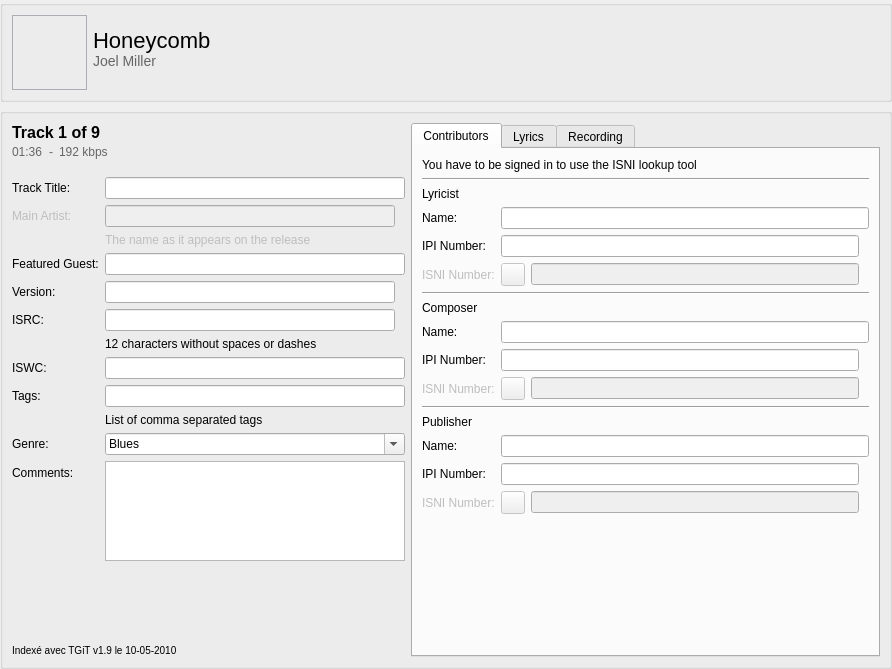
Above: resources/ui/track_page.ui from Iconoclasteinc/tgit before the change. Below: the same form after it.
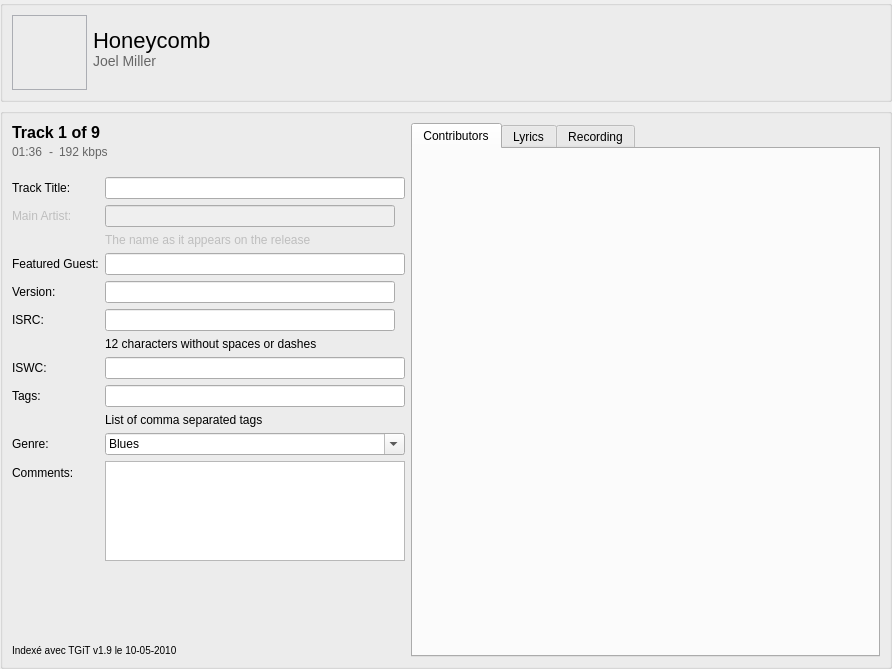
That is the form after the change. Icons and pictures are not drawn. Custom widgets are drawn as their Qt base class.

Commit message: Preliminary support for multiple lyricists.

Patch:
```diff
--- a/resources/ui/track_page.ui
+++ b/resources/ui/track_page.ui
@@ -669,511 +669,7 @@
          <attribute name="title">
           <string>Contributors</string>
          </attribute>
-         <layout class="QFormLayout" name="formLayout_5">
-          <item row="0" column="0" colspan="2">
-           <widget class="QLabel" name="label">
-            <property name="styleSheet">
-             <string notr="true">QLabel[style=QWindowsVistaStyle] {
-    font-size: 7pt;
-}
-
-QLabel[style=QMacStyle] {
-    font-size: 11pt;
-}
-</string>
-            </property>
-            <property name="text">
-             <string>&lt;html&gt;&lt;head/&gt;&lt;body&gt;&lt;p&gt;You have to be signed in to use the ISNI lookup tool &lt;img src=&quot;:/tooltips/search&quot;/&gt;&lt;/p&gt;&lt;/body&gt;&lt;/html&gt;</string>
-            </property>
-           </widget>
-          </item>
-          <item row="1" column="0" colspan="2">
-           <widget class="Line" name="line">
-            <property name="orientation">
-             <enum>Qt::Horizontal</enum>
-            </property>
-           </widget>
-          </item>
-          <item row="2" column="0" colspan="2">
-           <widget class="QLabel" name="_lyricist_header">
-            <property name="text">
-             <string>Lyricist</string>
-            </property>
-           </widget>
-          </item>
-          <item row="3" column="0">
-           <widget class="QLabel" name="_lyricist_caption">
-            <property name="text">
-             <string>Name:</string>
-            </property>
-            <property name="buddy">
-             <cstring>_lyricist</cstring>
-            </property>
-           </widget>
-          </item>
-          <item row="3" column="1">
-           <widget class="QLineEdit" name="_lyricist">
-            <property name="minimumSize">
-             <size>
-              <width>250</width>
-              <height>0</height>
-             </size>
-            </property>
-           </widget>
-          </item>
-          <item row="4" column="0">
-           <widget class="QLabel" name="_lyricist_ipi_caption">
-            <property name="text">
-             <string>IPI Number:</string>
-            </property>
-            <property name="buddy">
-             <cstring>_lyricist_ipi</cstring>
-            </property>
-           </widget>
-          </item>
-          <item row="4" column="1">
-           <layout class="QHBoxLayout" name="_lyricist_ipi_edit_pane">
-            <property name="spacing">
-             <number>3</number>
-            </property>
-            <item>
-             <widget class="QLineEdit" name="_lyricist_ipi">
-              <property name="minimumSize">
-               <size>
-                <width>150</width>
-                <height>0</height>
-               </size>
-              </property>
-             </widget>
-            </item>
-            <item>
-             <widget class="HelpLabel" name="_lyricist_ipi_help">
-              <property name="maximumSize">
-               <size>
-                <width>20</width>
-                <height>20</height>
-               </size>
-              </property>
-              <property name="toolTip">
-               <string>&lt;html&gt;&lt;head/&gt;&lt;body&gt;&lt;p&gt;The Interested Parties Information Code is used to identify music creators and publishers. You should retrieve this important number on your performing rights organization web portal of by searching a previously registered composition of yours on the http://iswcnet.cisac.org/ portal.&lt;/p&gt;&lt;/body&gt;&lt;/html&gt;</string>
-              </property>
-              <property name="pixmap">
-               <pixmap resource="../resources.qrc">:/icons/help</pixmap>
-              </property>
-              <property name="scaledContents">
-               <bool>true</bool>
-              </property>
-             </widget>
-            </item>
-           </layout>
-          </item>
-          <item row="5" column="0">
-           <widget class="QLabel" name="_lyricist_isni_caption">
-            <property name="enabled">
-             <bool>false</bool>
-            </property>
-            <property name="text">
-             <string>ISNI Number:</string>
-            </property>
-            <property name="buddy">
-             <cstring>_lyricist_isni</cstring>
-            </property>
-           </widget>
-          </item>
-          <item row="5" column="1">
-           <layout class="QHBoxLayout" name="_lyricist_input_container">
-            <item>
-             <widget class="QToolButton" name="_lyricist_isni_actions_button">
-              <property name="enabled">
-               <bool>false</bool>
-              </property>
-              <property name="focusPolicy">
-               <enum>Qt::StrongFocus</enum>
-              </property>
-              <property name="toolTip">
-               <string>Look the lyricist's ISNI number up in the global ISNI database</string>
-              </property>
-              <property name="styleSheet">
-               <string notr="true">QToolTip[style=QMacStyle] {
-    padding: 2px;
-    background-color: palette(midlight);
-}</string>
-              </property>
-              <property name="icon">
-               <iconset resource="../resources.qrc">
-                <normaloff>:/icons/search</normaloff>:/icons/search</iconset>
-              </property>
-             </widget>
-            </item>
-            <item>
-             <layout class="QHBoxLayout" name="_lyricist_isni_edit_pane">
-              <property name="spacing">
-               <number>3</number>
-              </property>
-              <item>
-               <widget class="QLineEdit" name="_lyricist_isni">
-                <property name="enabled">
-                 <bool>false</bool>
-                </property>
-                <property name="minimumSize">
-                 <size>
-                  <width>150</width>
-                  <height>0</height>
-                 </size>
-                </property>
-               </widget>
-              </item>
-              <item>
-               <widget class="HelpLabel" name="_lyricist_isni_help">
-                <property name="enabled">
-                 <bool>false</bool>
-                </property>
-                <property name="maximumSize">
-                 <size>
-                  <width>20</width>
-                  <height>20</height>
-                 </size>
-                </property>
-                <property name="toolTip">
-                 <string>&lt;html&gt;&lt;head/&gt;&lt;body&gt;&lt;p&gt;The ISNI is a global name identifier for contributors to creative work. It is provided by the International ISNI Agency.&lt;/p&gt;&lt;p&gt;Use the &lt;img src=&quot;:/tooltips/search&quot;/&gt;button to look the lyricist's ISNI number up in the global ISNI database.&lt;/p&gt;&lt;/body&gt;&lt;/html&gt;</string>
-                </property>
-                <property name="pixmap">
-                 <pixmap resource="../resources.qrc">:/icons/help</pixmap>
-                </property>
-                <property name="scaledContents">
-                 <bool>true</bool>
-                </property>
-               </widget>
-              </item>
-             </layout>
-            </item>
-           </layout>
-          </item>
-          <item row="6" column="0" colspan="2">
-           <widget class="Line" name="line_2">
-            <property name="orientation">
-             <enum>Qt::Horizontal</enum>
-            </property>
-           </widget>
-          </item>
-          <item row="7" column="0">
-           <widget class="QLabel" name="_composer_name">
-            <property name="text">
-             <string>Composer</string>
-            </property>
-           </widget>
-          </item>
-          <item row="8" column="0">
-           <widget class="QLabel" name="_composer_caption">
-            <property name="text">
-             <string>Name:</string>
-            </property>
-            <property name="buddy">
-             <cstring>_composer</cstring>
-            </property>
-           </widget>
-          </item>
-          <item row="9" column="0">
-           <widget class="QLabel" name="_composer_ipi_caption">
-            <property name="text">
-             <string>IPI Number:</string>
-            </property>
-            <property name="buddy">
-             <cstring>_composer_ipi</cstring>
-            </property>
-           </widget>
-          </item>
-          <item row="10" column="0">
-           <widget class="QLabel" name="_composer_isni_caption">
-            <property name="enabled">
-             <bool>false</bool>
-            </property>
-            <property name="text">
-             <string>ISNI Number:</string>
-            </property>
-            <property name="buddy">
-             <cstring>_composer_isni</cstring>
-            </property>
-           </widget>
-          </item>
-          <item row="8" column="1">
-           <widget class="QLineEdit" name="_composer">
-            <property name="minimumSize">
-             <size>
-              <width>250</width>
-              <height>0</height>
-             </size>
-            </property>
-           </widget>
-          </item>
-          <item row="9" column="1">
-           <layout class="QHBoxLayout" name="_composer_ipi_edit_pane">
-            <property name="spacing">
-             <number>3</number>
-            </property>
-            <item>
-             <widget class="QLineEdit" name="_composer_ipi">
-              <property name="minimumSize">
-               <size>
-                <width>150</width>
-                <height>0</height>
-               </size>
-              </property>
-             </widget>
-            </item>
-            <item>
-             <widget class="HelpLabel" name="_composer_ipi_help">
-              <property name="maximumSize">
-               <size>
-                <width>20</width>
-                <height>20</height>
-               </size>
-              </property>
-              <property name="toolTip">
-               <string>&lt;html&gt;&lt;head/&gt;&lt;body&gt;&lt;p&gt;The Interested Parties Information Code is used to identify music creators and publishers. You should retrieve this important number on your performing rights organization web portal of by searching a previously registered composition of yours on the http://iswcnet.cisac.org/ portal.&lt;/p&gt;&lt;/body&gt;&lt;/html&gt;</string>
-              </property>
-              <property name="pixmap">
-               <pixmap resource="../resources.qrc">:/icons/help</pixmap>
-              </property>
-              <property name="scaledContents">
-               <bool>true</bool>
-              </property>
-             </widget>
-            </item>
-           </layout>
-          </item>
-          <item row="10" column="1">
-           <layout class="QHBoxLayout" name="_composer_input_container">
-            <item>
-             <widget class="QToolButton" name="_composer_isni_actions_button">
-              <property name="enabled">
-               <bool>false</bool>
-              </property>
-              <property name="focusPolicy">
-               <enum>Qt::StrongFocus</enum>
-              </property>
-              <property name="toolTip">
-               <string>Look the composer's ISNI number up in the global ISNI database</string>
-              </property>
-              <property name="styleSheet">
-               <string notr="true">QToolTip[style=QMacStyle] {
-    padding: 2px;
-    background-color: palette(midlight);
-}</string>
-              </property>
-              <property name="icon">
-               <iconset resource="../resources.qrc">
-                <normaloff>:/icons/search</normaloff>:/icons/search</iconset>
-              </property>
-             </widget>
-            </item>
-            <item>
-             <layout class="QHBoxLayout" name="_composer_isni_edit_pane">
-              <property name="spacing">
-               <number>3</number>
-              </property>
-              <item>
-               <widget class="QLineEdit" name="_composer_isni">
-                <property name="enabled">
-                 <bool>false</bool>
-                </property>
-                <property name="minimumSize">
-                 <size>
-                  <width>150</width>
-                  <height>0</height>
-                 </size>
-                </property>
-               </widget>
-              </item>
-              <item>
-               <widget class="HelpLabel" name="_composer_isni_help">
-                <property name="enabled">
-                 <bool>false</bool>
-                </property>
-                <property name="maximumSize">
-                 <size>
-                  <width>20</width>
-                  <height>20</height>
-                 </size>
-                </property>
-                <property name="toolTip">
-                 <string>&lt;html&gt;&lt;head/&gt;&lt;body&gt;&lt;p&gt;The ISNI is a global name identifier for contributors to creative work. It is provided by the International ISNI Agency.&lt;/p&gt;&lt;p&gt;Use the &lt;img src=&quot;:/tooltips/search&quot;/&gt;button to look the composer's ISNI number up in the global ISNI database.&lt;/p&gt;&lt;/body&gt;&lt;/html&gt;</string>
-                </property>
-                <property name="pixmap">
-                 <pixmap resource="../resources.qrc">:/icons/help</pixmap>
-                </property>
-                <property name="scaledContents">
-                 <bool>true</bool>
-                </property>
-               </widget>
-              </item>
-             </layout>
-            </item>
-           </layout>
-          </item>
-          <item row="11" column="0" colspan="2">
-           <widget class="Line" name="line_3">
-            <property name="orientation">
-             <enum>Qt::Horizontal</enum>
-            </property>
-           </widget>
-          </item>
-          <item row="12" column="0">
-           <widget class="QLabel" name="_publisher_header">
-            <property name="text">
-             <string>Publisher</string>
-            </property>
-           </widget>
-          </item>
-          <item row="13" column="0">
-           <widget class="QLabel" name="_publisher_caption">
-            <property name="text">
-             <string>Name:</string>
-            </property>
-            <property name="buddy">
-             <cstring>_publisher</cstring>
-            </property>
-           </widget>
-          </item>
-          <item row="14" column="0">
-           <widget class="QLabel" name="_publisher_ipi_caption">
-            <property name="text">
-             <string>IPI Number:</string>
-            </property>
-            <property name="buddy">
-             <cstring>_publisher_ipi</cstring>
-            </property>
-           </widget>
-          </item>
-          <item row="15" column="0">
-           <widget class="QLabel" name="_publisher_isni_caption">
-            <property name="enabled">
-             <bool>false</bool>
-            </property>
-            <property name="text">
-             <string>ISNI Number:</string>
-            </property>
-            <property name="buddy">
-             <cstring>_publisher_isni</cstring>
-            </property>
-           </widget>
-          </item>
-          <item row="13" column="1">
-           <widget class="QLineEdit" name="_publisher">
-            <property name="minimumSize">
-             <size>
-              <width>250</width>
-              <height>0</height>
-             </size>
-            </property>
-           </widget>
-          </item>
-          <item row="14" column="1">
-           <layout class="QHBoxLayout" name="_publisher_ipi_edit_pane">
-            <property name="spacing">
-             <number>3</number>
-            </property>
-            <item>
-             <widget class="QLineEdit" name="_publisher_ipi">
-              <property name="minimumSize">
-               <size>
-                <width>150</width>
-                <height>0</height>
-               </size>
-              </property>
-             </widget>
-            </item>
-            <item>
-             <widget class="HelpLabel" name="_publisher_ipi_help">
-              <property name="maximumSize">
-               <size>
-                <width>20</width>
-                <height>20</height>
-               </size>
-              </property>
-              <property name="toolTip">
-               <string>&lt;html&gt;&lt;head/&gt;&lt;body&gt;&lt;p&gt;The Interested Parties Information Code is used to identify music creators and publishers. You should retrieve this important number on your performing rights organization web portal of by searching a previously registered composition of yours on the http://iswcnet.cisac.org/ portal.&lt;/p&gt;&lt;/body&gt;&lt;/html&gt;</string>
-              </property>
-              <property name="pixmap">
-               <pixmap resource="../resources.qrc">:/icons/help</pixmap>
-              </property>
-              <property name="scaledContents">
-               <bool>true</bool>
-              </property>
-             </widget>
-            </item>
-           </layout>
-          </item>
-          <item row="15" column="1">
-           <layout class="QHBoxLayout" name="_publisher_input_container">
-            <item>
-             <widget class="QToolButton" name="_publisher_isni_actions_button">
-              <property name="enabled">
-               <bool>false</bool>
-              </property>
-              <property name="focusPolicy">
-               <enum>Qt::StrongFocus</enum>
-              </property>
-              <property name="toolTip">
-               <string>Look the publisher's ISNI number up in the global ISNI database</string>
-              </property>
-              <property name="styleSheet">
-               <string notr="true">QToolTip[style=QMacStyle] {
-    padding: 2px;
-    background-color: palette(midlight);
-}</string>
-              </property>
-              <property name="icon">
-               <iconset resource="../resources.qrc">
-                <normaloff>:/icons/search</normaloff>:/icons/search</iconset>
-              </property>
-             </widget>
-            </item>
-            <item>
-             <layout class="QHBoxLayout" name="_publisher_isni_edit_pane">
-              <property name="spacing">
-               <number>3</number>
-              </property>
-              <item>
-               <widget class="QLineEdit" name="_publisher_isni">
-                <property name="enabled">
-                 <bool>false</bool>
-                </property>
-                <property name="minimumSize">
-                 <size>
-                  <width>150</width>
-                  <height>0</height>
-                 </size>
-                </property>
-               </widget>
-              </item>
-              <item>
-               <widget class="HelpLabel" name="_publisher_isni_help">
-                <property name="enabled">
-                 <bool>false</bool>
-                </property>
-                <property name="maximumSize">
-                 <size>
-                  <width>20</width>
-                  <height>20</height>
-                 </size>
-                </property>
-                <property name="toolTip">
-                 <string>&lt;html&gt;&lt;head/&gt;&lt;body&gt;&lt;p&gt;The ISNI is a global name identifier for contributors to creative work. It is provided by the International ISNI Agency.&lt;/p&gt;&lt;p&gt;Use the &lt;img src=&quot;:/tooltips/search&quot;/&gt;button to look the publisher's ISNI number up in the global ISNI database.&lt;/p&gt;&lt;/body&gt;&lt;/html&gt;</string>
-                </property>
-                <property name="pixmap">
-                 <pixmap resource="../resources.qrc">:/icons/help</pixmap>
-                </property>
-                <property name="scaledContents">
-                 <bool>true</bool>
-                </property>
-               </widget>
-              </item>
-             </layout>
-            </item>
-           </layout>
-          </item>
-         </layout>
+         <layout class="QVBoxLayout" name="verticalLayout_2"/>
         </widget>
         <widget class="QWidget" name="_lyrics_tab">
          <attribute name="title">
```
Left out of the diff: 12 changed lines with no effect on the pictures. The commit also changes 14 other files.
